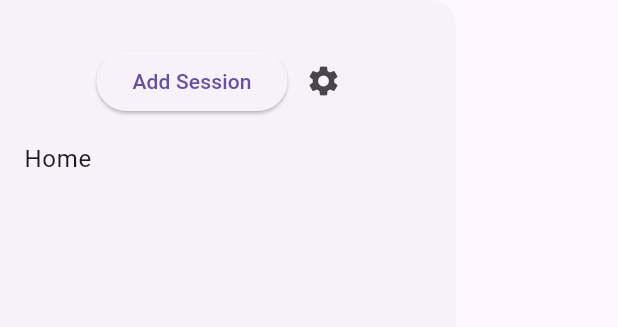
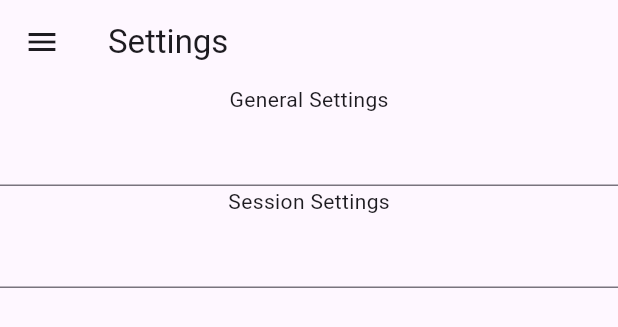
Before and after one commit to Maxime267/gym_app, a Flutter app: the DrawerWidget widget shown alone on an empty page, opened directly, after a tap on the "settings" icon, on a phone screen of 412 x 824 dp. Shown: the top 327 px of the screen. Run offline on Flutter 3.47's test engine with Material 3 defaults, Android fonts, the phone set to English and light mode, and no system bars; our stand-ins replace bloc, flutter_bloc; network calls fail.

Commit message:
settings start

```diff
--- a/lib/logic/bloc/drawer.dart
+++ b/lib/logic/bloc/drawer.dart
@@ -1,6 +1,7 @@
 import 'package:bloc/bloc.dart';
 import 'package:flutter/material.dart';
 import 'package:gym_app/presentation/screen/home_page.dart';
+import 'package:gym_app/presentation/screen/settings.dart';
 
 //event
 
@@ -54,6 +55,10 @@ class DrawerState {
     1: DrawerItemData(
       name: 'Home',
       builder: (context) => HomePageUI(),
+    ),
+    0: DrawerItemData(
+      name: 'Settings',
+      builder: (context) => Settings(),
     ),
   };
   DrawerState(this.action, this.selectedItemId);
--- /dev/null
+++ b/lib/presentation/screen/settings.dart
@@ -0,0 +1,20 @@
+import 'package:flutter/material.dart';
+
+
+class Settings extends StatelessWidget {
+  const Settings({super.key});
+
+  @override
+  Widget build(BuildContext context) {
+    return Scaffold(
+      body: Column(
+        children: [
+          Text("General Settings"),
+          TextField(),
+          Text("Session Settings"),
+          TextField()
+        ],
+      ),
+    );
+  }
+}
--- a/lib/presentation/widgets/widget_drawer.dart
+++ b/lib/presentation/widgets/widget_drawer.dart
@@ -8,7 +8,8 @@ class DrawerWidget extends StatelessWidget {
 
   @override
   Widget build(BuildContext context) {
-    final myMap = DrawerState.items;
+    final myMapload = DrawerState.items;
+    final myMap = myMapload.entries.where((e) => e.key != 0).toList();
 
     return Drawer(
       child:
@@ -34,7 +35,10 @@ class DrawerWidget extends StatelessWidget {
                   ),
               IconButton(
                 onPressed: () {
-                  //TODO setting send page
+                  context.read<DrawerBloc>().add(
+                                DrawerEventSelectedPage(pageid: 0),
+                              );
+                              Navigator.pop(context); //Close drawer
                 },
                 icon: Icon(Icons.settings),
                 tooltip: 'Settings',
@@ -53,10 +57,9 @@ class DrawerWidget extends StatelessWidget {
                   physics: BouncingScrollPhysics(),
                   itemCount: myMap.length,
                   itemBuilder: (context, index) {
-                    final entry = myMap.entries.elementAt(index);
+                    final entry = myMap[index];
                     final key = entry.key;
                     //final value = entry.value;
-
                     return Column(
                       children: [
                         BlocBuilder<DrawerBloc, DrawerState>(
```
